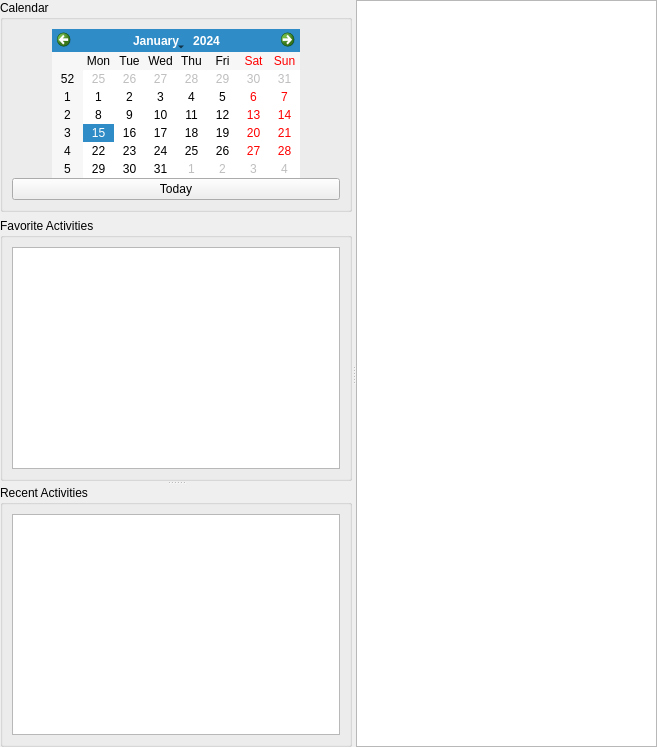
frankHa/dontpanic, file src/dontpanik/kpart/core/ui/kdayview.ui: the form before one commit.
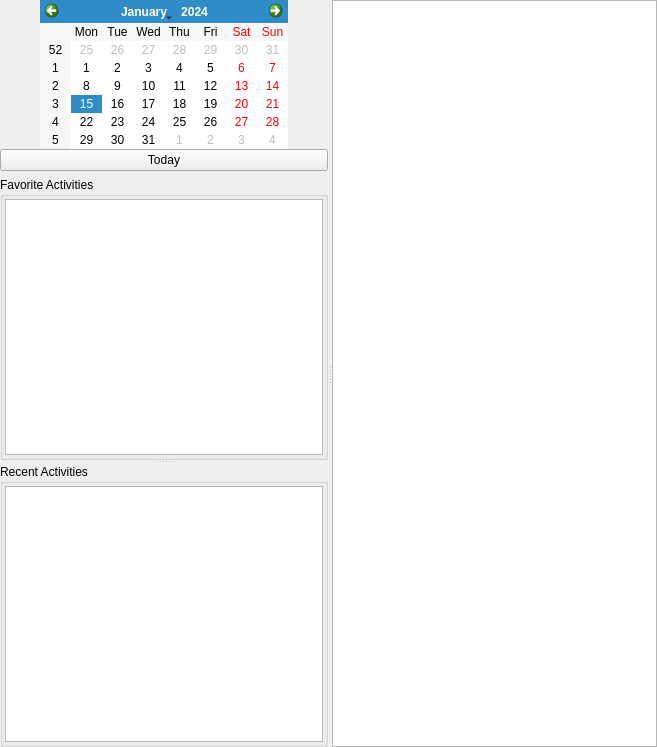
The form after the commit. Custom widgets are drawn as their Qt base class.

Commit message: -minor layout adjustments

Diff of the .ui file:
```diff
--- a/src/dontpanik/kpart/core/ui/kdayview.ui
+++ b/src/dontpanik/kpart/core/ui/kdayview.ui
@@ -25,10 +25,7 @@
      <widget class="QWidget" name="layoutWidget">
       <layout class="QVBoxLayout" name="verticalLayout_2">
        <item>
-        <widget class="QGroupBox" name="calendar_box">
-         <property name="title">
-          <string>Calendar</string>
-         </property>
+        <widget class="QWidget" name="calendar_box" native="true">
          <layout class="QVBoxLayout" name="verticalLayout" stretch="0,0">
           <property name="spacing">
            <number>0</number>
@@ -36,6 +33,18 @@
           <property name="sizeConstraint">
            <enum>QLayout::SetMinimumSize</enum>
           </property>
+          <property name="leftMargin">
+           <number>0</number>
+          </property>
+          <property name="topMargin">
+           <number>0</number>
+          </property>
+          <property name="rightMargin">
+           <number>0</number>
+          </property>
+          <property name="bottomMargin">
+           <number>0</number>
+          </property>
           <item>
            <layout class="QHBoxLayout" name="horizontalLayout_4">
             <item>
@@ -114,6 +123,21 @@
            <string>Favorite Activities</string>
           </property>
           <layout class="QHBoxLayout" name="horizontalLayout">
+           <property name="spacing">
+            <number>2</number>
+           </property>
+           <property name="leftMargin">
+            <number>2</number>
+           </property>
+           <property name="topMargin">
+            <number>2</number>
+           </property>
+           <property name="rightMargin">
+            <number>2</number>
+           </property>
+           <property name="bottomMargin">
+            <number>2</number>
+           </property>
            <item>
             <widget class="dp::core::KActionTemplatesList" name="favorite_list">
              <property name="alternatingRowColors">
@@ -149,6 +173,21 @@
            <string>Recent Activities</string>
           </property>
           <layout class="QHBoxLayout" name="horizontalLayout_2">
+           <property name="spacing">
+            <number>2</number>
+           </property>
+           <property name="leftMargin">
+            <number>2</number>
+           </property>
+           <property name="topMargin">
+            <number>2</number>
+           </property>
+           <property name="rightMargin">
+            <number>2</number>
+           </property>
+           <property name="bottomMargin">
+            <number>2</number>
+           </property>
            <item>
             <widget class="QListView" name="recent_list"/>
            </item>
```
Left out of the diff: 11 changed lines with no effect on the pictures. The commit also changes 1 other file.
